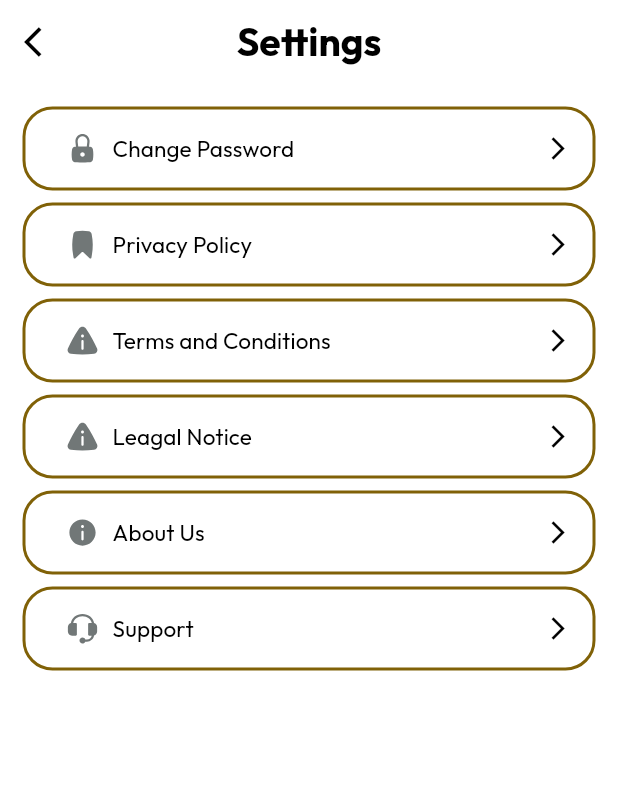
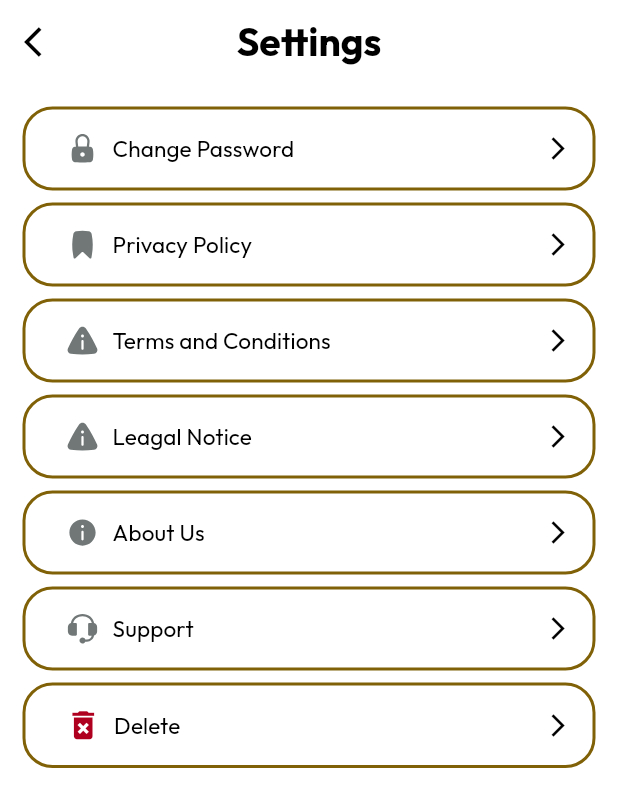
Before and after one commit to Rakibul-E404/clothing_exchange, a Flutter app: the SettingsScreen screen opened directly, on a phone screen of 412 x 824 dp. Shown: the top 807 px of the screen. Run offline on Flutter 3.47's test engine with Material 3 defaults, Android fonts, the phone set to English and light mode, and no system bars; our stand-ins replace cached_network_image, device_preview, flutter_chat_bubble, flutter_colorpicker, flutter_html, flutter_svg and 10 more; accounts and stored records are empty; network calls fail; project files that could hold a hidden picture were left out.

Commit message:
delete account button and functionality added

```diff
--- a/lib/Utils/app_url.dart
+++ b/lib/Utils/app_url.dart
@@ -11,6 +11,7 @@ class AppUrl {
   static String verifyEmail = '$baseUrl/auth/verify-email';
   static String resetPassword = '$baseUrl/auth/reset-password';
   static String forgotPassword = '$baseUrl/auth/forgot-password';
+  static String deleteAccount = '$baseUrl/users/delete_account';
 
   static String allProduct = '$baseUrl/products/all?page=1&limit=100000';
   static String wishlistEndPoint = '$baseUrl/favorite';
--- a/lib/views/screens/Auth/verify_email_screen.dart
+++ b/lib/views/screens/Auth/verify_email_screen.dart
@@ -151,7 +151,9 @@ class _VerifyEmailScreenState extends State<VerifyEmailScreen> {
                   height: 20,
                   child: CircularProgressIndicator(strokeWidth: 2),
                 )
-                    : const Text('Resend Code'),
+                    : const Text('Resend Code',style: TextStyle(
+                  color: Colors.black
+                ),),
               ),
           ],
         ),
--- a/lib/views/screens/Settings/settings_screen.dart
+++ b/lib/views/screens/Settings/settings_screen.dart
@@ -5,6 +5,7 @@ import 'package:clothing_exchange/views/screens/About%20us/about_us_screen.dart'
 import 'package:clothing_exchange/views/screens/Home/home_screen.dart';
 import 'package:clothing_exchange/views/screens/Legal%20Notice/legal_notice_screen.dart';
 import 'package:clothing_exchange/views/screens/Profile/change_password_screen.dart';
+import 'package:clothing_exchange/views/screens/Settings/delete_account_page.dart';
 import 'package:clothing_exchange/views/screens/Terms%20and%20Privacy/privacy_policy_screen.dart';
 import 'package:clothing_exchange/views/screens/Terms%20and%20Privacy/terms_&_conditions.dart';
 import 'package:clothing_exchange/views/widget/CustomOutlinedButton.dart';
@@ -30,11 +31,26 @@ class SettingsScreen extends StatelessWidget {
           ),
         ),
         centerTitle: true,
+        // leading: IconButton(
+        //   // onPressed: () => Get.offAll(MainBottomNavScreen(), arguments: 0),
+        //   onPressed: () => Get.back(),
+        //   icon: Icon(Icons.arrow_back_ios),
+        // ),
         leading: IconButton(
-          // onPressed: () => Get.offAll(MainBottomNavScreen(), arguments: 0),
-          onPressed: () => Get.back(),
-          icon: Icon(Icons.arrow_back_ios),
+          onPressed: () {
+            // If there's a previous route, go back
+            if (Navigator.canPop(context)) {
+              Navigator.pop(context);
+            } else {
+              // Otherwise go to home/main screen
+              Get.offAll(MainBottomNavScreen(), arguments: 0);
+            }
+          },
+          icon: const Icon(Icons.arrow_back_ios),
         ),
+
+
+
       ),
       body: Column(
         crossAxisAlignment: CrossAxisAlignment.start,
@@ -294,6 +310,43 @@ class SettingsScreen extends StatelessWidget {
                     ),
                   ),
 
+                  SizedBox(
+                    height: 8,
+                  ),
+                  CustomOutlinedButton(
+                    borderRadius: 20,
+                    onPressed: () => Get.to(DeleteAccountPage()),
+                    borderColor: AppColors.secondaryColor,
+                    padding: const EdgeInsets.symmetric(
+                        vertical: 16, horizontal: 16),
+                    child: Padding(
+                      padding: const EdgeInsets.only(left: 12),
+                      child: Row(
+                        mainAxisAlignment: MainAxisAlignment.spaceBetween,
+                        children: [
+                          Row(
+                            mainAxisAlignment: MainAxisAlignment.start,
+                            children: [
+                              Icon(Icons.delete_forever,color: AppColors.error,size: 25,),
+                              const SizedBox(width: 8),
+                              Text(
+                                "Delete",
+                                style: AppTextFont.regular(
+                                    15, AppColors.primary_text_color),
+                              ),
+                            ],
+                          ),
+                          Row(
+                            children: [
+                              Icon(Icons.arrow_forward_ios,
+                                  color: AppColors.primary_text_color)
+                            ],
+                          )
+                        ],
+                      ),
+                    ),
+                  ),
+
 
                 ],
               ),
--- a/pubspec.yaml
+++ b/pubspec.yaml
@@ -61,6 +61,8 @@ dependencies:
 dev_dependencies:
   flutter_test:
     sdk: flutter
+  change_app_package_name: ^1.5.0
+  flutter_launcher_icons: ^0.14.4
 
   # The "flutter_lints" package below contains a set of recommended lints to
   # encourage good coding practices. The lint set provided by the package is
@@ -68,7 +70,7 @@ dev_dependencies:
   # package. See that file for information about deactivating specific lint
   # rules and activating additional ones.
   flutter_lints: ^5.0.0
-  flutter_launcher_icons: ^0.14.4
+#  flutter_launcher_icons: ^0.14.4
 
 # For information on the generic Dart part of this file, see the
 # following page: https://dart.dev/tools/pub/pubspec
```
Also changed, not shown: flutter_launcher_icons.yaml (+16 -19 lines), lib/views/screens/Settings/delete_account_page.dart (added, +166 -0 lines), pubspec.lock, 2 other files.
